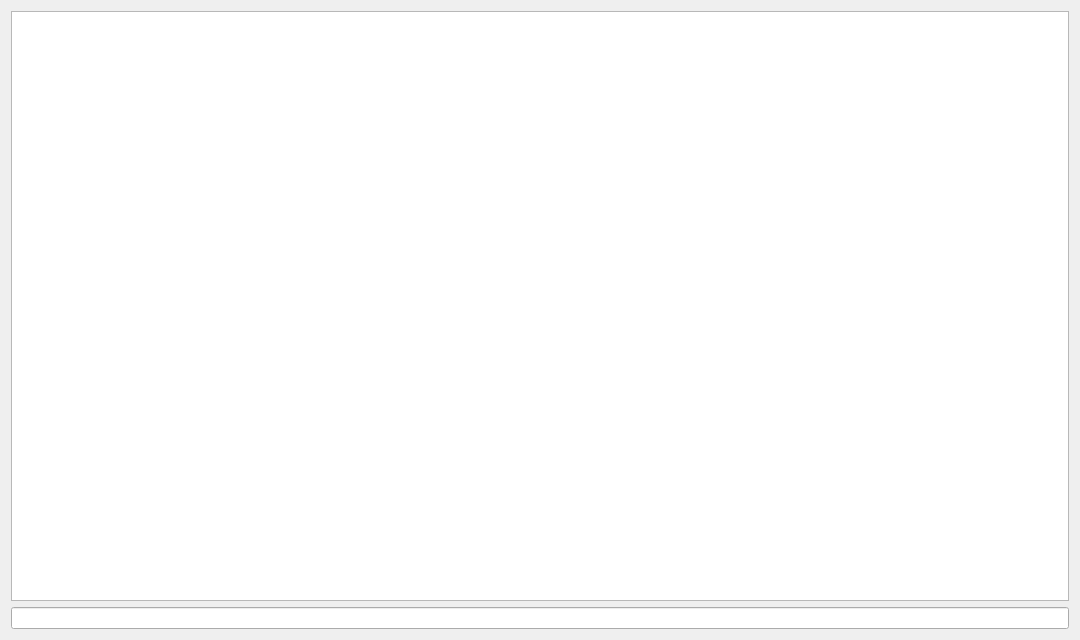
Igorjan94/vk, file messager/mes/vk.ui: the form before one commit.
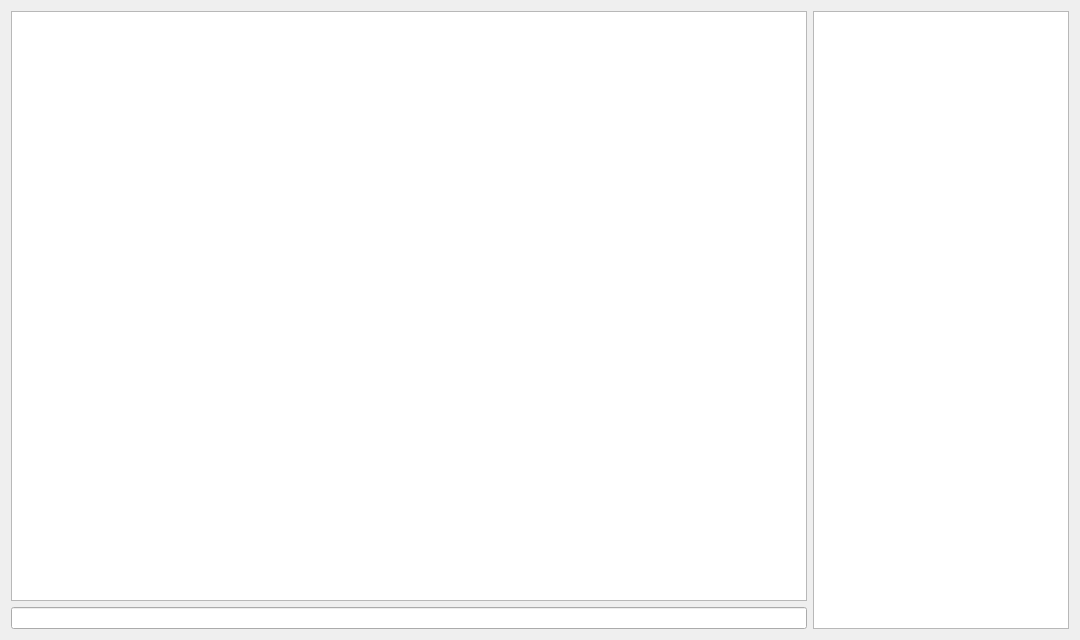
The form after the commit.

Commit message: listView and check

The edit to the form file:
```diff
--- a/messager/mes/vk.ui
+++ b/messager/mes/vk.ui
@@ -21,10 +21,9 @@
   </property>
   <layout class="QGridLayout" name="gridLayout">
    <item row="0" column="0">
-    <layout class="QVBoxLayout" name="verticalLayout">
-     <property name="sizeConstraint">
-      <enum>QLayout::SetNoConstraint</enum>
-     </property>
+    <layout class="QHBoxLayout" name="horizontalLayout">
+     <item>
+      <layout class="QVBoxLayout" name="verticalLayout2">
      <item>
       <widget class="QTextBrowser" name="textBrowser">
        <property name="sizePolicy">
@@ -65,6 +64,18 @@
      </item>
     </layout>
    </item>
+     <item>
+      <widget class="QListWidget" name="listWidget">
+       <property name="sizePolicy">
+        <sizepolicy hsizetype="Minimum" vsizetype="Minimum">
+         <horstretch>0</horstretch>
+         <verstretch>0</verstretch>
+        </sizepolicy>
+       </property>
+      </widget>
+     </item>
+    </layout>
+   </item>
   </layout>
  </widget>
  <layoutdefault spacing="6" margin="11"/>
```
Left out of the diff: 21 changed lines with no effect on the pictures. Lines whose indentation alone changed are shown as unchanged. The commit also changes 4 other files.
